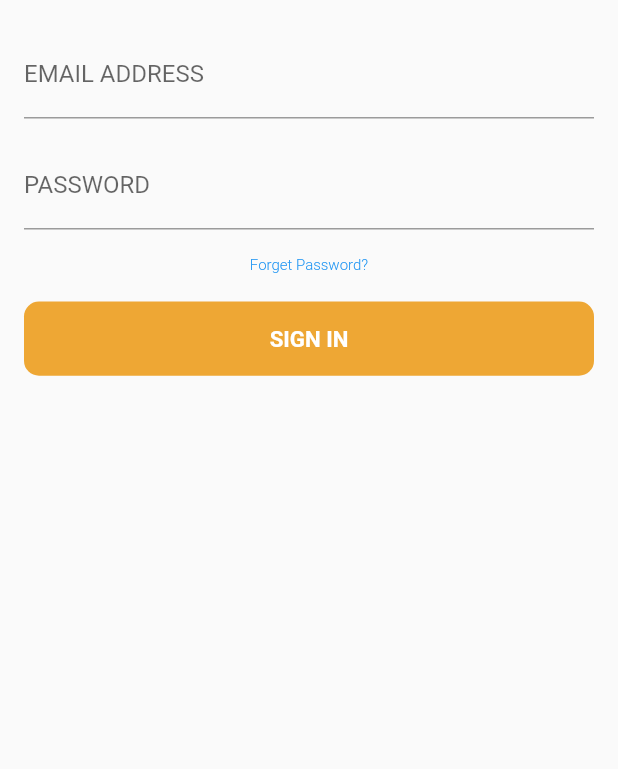
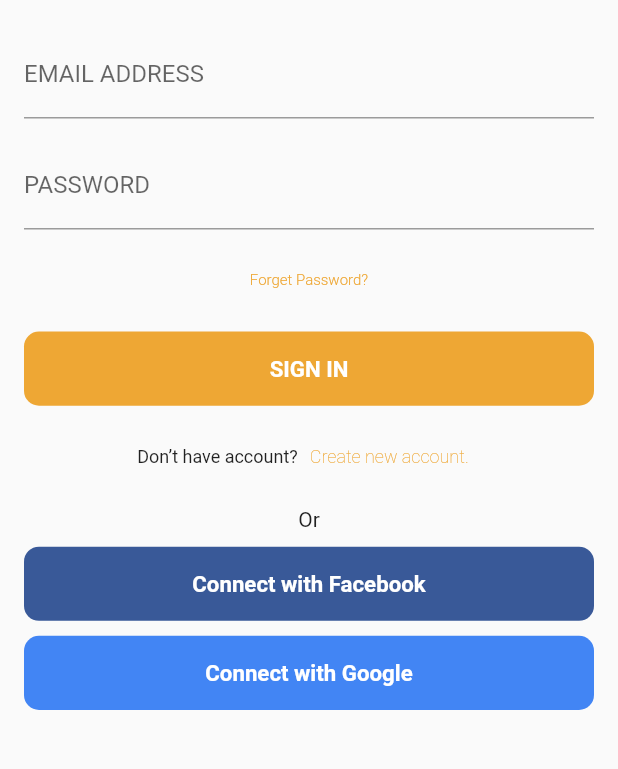
Before and after one commit to bimm1010/food_service, a Flutter app: the screen it shows after launch, after a tap on "GET STARTED", on a phone screen of 412 x 824 dp, the part 285-1054 px from its top. Run offline on Flutter 3.47's test engine with Material 2 defaults, Android fonts, the phone set to English and light mode, and no system bars; our stand-ins replace flutter_svg.

Commit message:
done SignInScreen

```diff
--- a/lib/pages/loginScreen/email_pass.dart
+++ b/lib/pages/loginScreen/email_pass.dart
@@ -27,14 +27,18 @@
               hintText: 'enter password',
             ),
           ),
-          TextButton(
-            onPressed: () {},
-            style: ButtonStyle(
-              textStyle: MaterialStateProperty.all(
-                PrimaryFont.light(10),
-              ),
+          Padding(
+            padding: const EdgeInsets.only(top: 10, bottom: 10),
+            child: TextButton(
+              onPressed: () {},
+              style: ButtonStyle(
+                  textStyle: MaterialStateProperty.all(
+                    PrimaryFont.light(10),
+                  ),
+                  foregroundColor:
+                      MaterialStateProperty.all(kColorPrimaryTheme)),
+              child: const Text('Forget Password?'),
             ),
-            child: const Text('Forget Password?'),
           ),
           ElevatedButton(
             onPressed: () {},
--- /dev/null
+++ b/lib/pages/loginScreen/login_fb_gg.dart
@@ -0,0 +1,85 @@
+import 'package:flutter/material.dart';
+import 'package:flutter_svg/svg.dart';
+import '../../theme/theme.dart';
+
+class LoginFbGG extends StatelessWidget {
+  const LoginFbGG({super.key});
+
+  @override
+  Widget build(BuildContext context) {
+    final size = MediaQuery.of(context).size;
+    return Padding(
+      padding: const EdgeInsets.only(top: 10, left: 16, right: 16),
+      child: Column(
+        children: [
+          const Padding(
+            padding: EdgeInsets.only(bottom: 10),
+            child: Text('Or'),
+          ),
+          Padding(
+            padding: const EdgeInsets.only(bottom: 10),
+            child: ElevatedButton(
+              onPressed: () {},
+              style: ButtonStyle(
+                backgroundColor: MaterialStateProperty.all(kColorFacebookBtn),
+                shape: MaterialStateProperty.all(
+                  RoundedRectangleBorder(
+                      borderRadius: BorderRadius.circular(10)),
+                ),
+                elevation: MaterialStateProperty.all(0),
+                fixedSize: MaterialStateProperty.all(
+                  Size(size.width * 0.95, size.height * 0.060),
+                ),
+                textStyle: MaterialStateProperty.all(
+                  PrimaryFont.medium(size.height * 0.018),
+                ),
+              ),
+              child: Row(
+                mainAxisAlignment: MainAxisAlignment.spaceBetween,
+                children: [
+                  Expanded(
+                    child: Row(
+                      mainAxisAlignment: MainAxisAlignment.center,
+                      children: const [
+                        Text('Connect with Facebook'),
+                      ],
+                    ),
+                  ),
+                ],
+              ),
+            ),
+          ),
+          ElevatedButton(
+            onPressed: () {},
+            style: ButtonStyle(
+              backgroundColor: MaterialStateProperty.all(kColorGoogleBtn),
+              shape: MaterialStateProperty.all(
+                RoundedRectangleBorder(borderRadius: BorderRadius.circular(10)),
+              ),
+              elevation: MaterialStateProperty.all(0),
+              fixedSize: MaterialStateProperty.all(
+                Size(size.width * 0.95, size.height * 0.060),
+              ),
+              textStyle: MaterialStateProperty.all(
+                PrimaryFont.medium(size.height * 0.018),
+              ),
+            ),
+            child: Row(
+              mainAxisAlignment: MainAxisAlignment.spaceBetween,
+              children: [
+                Expanded(
+                  child: Row(
+                    mainAxisAlignment: MainAxisAlignment.center,
+                    children: const [
+                      Text('Connect with Google'),
+                    ],
+                  ),
+                ),
+              ],
+            ),
+          )
+        ],
+      ),
+    );
+  }
+}
--- /dev/null
+++ b/lib/pages/loginScreen/new_acc.dart
@@ -0,0 +1,32 @@
+import 'package:flutter/material.dart';
+import '../../theme/theme.dart';
+
+class NewAccount extends StatelessWidget {
+  const NewAccount({super.key});
+
+  @override
+  Widget build(BuildContext context) {
+    return Padding(
+      padding: const EdgeInsets.only(top: 10),
+      child: Row(
+        mainAxisAlignment: MainAxisAlignment.center,
+        children: [
+          const Text(
+            'Don’t have account?',
+            style: TextStyle(fontSize: 12),
+          ),
+          TextButton(
+            onPressed: () {},
+            style: ButtonStyle(
+              textStyle: MaterialStateProperty.all(
+                PrimaryFont.thin(12),
+              ),
+              foregroundColor: MaterialStateProperty.all(kColorPrimaryTheme),
+            ),
+            child: const Text('Create new account.'),
+          )
+        ],
+      ),
+    );
+  }
+}
--- a/lib/pages/loginScreen/welcome_login.dart
+++ b/lib/pages/loginScreen/welcome_login.dart
@@ -1,5 +1,7 @@
 import 'package:flutter/material.dart';
 import 'package:tamang_food_service/pages/loginScreen/email_pass.dart';
+import 'package:tamang_food_service/pages/loginScreen/login_fb_gg.dart';
+import 'package:tamang_food_service/pages/loginScreen/new_acc.dart';
 import '../loginScreen/header_navigation.dart';
 import '../loginScreen/header_content.dart';
 
@@ -15,6 +17,8 @@
           HeaderNavigation(),
           HeaderContent(),
           EmailPass(),
+          NewAccount(),
+          LoginFbGG(),
         ],
       )),
     );
--- a/lib/theme/theme.dart
+++ b/lib/theme/theme.dart
@@ -1,6 +1,9 @@
 import 'package:flutter/material.dart';
 
 const kColorPrimaryTheme = Color(0xffEEA734);
+const kColorFacebookBtn = Color(0xff395998);
+const kColorGoogleBtn = Color(0xff4285F4);
+const kColorTextBtn = Color(0xffFFFFFF);
 
 class PrimaryFont {
   static TextStyle thin(double size) {
```
Also changed, not shown: assets/images/icon_fb_btn.svg (added).
